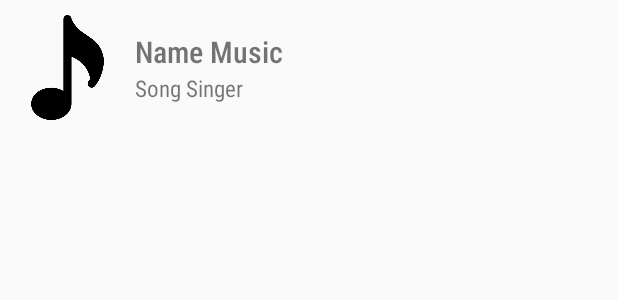
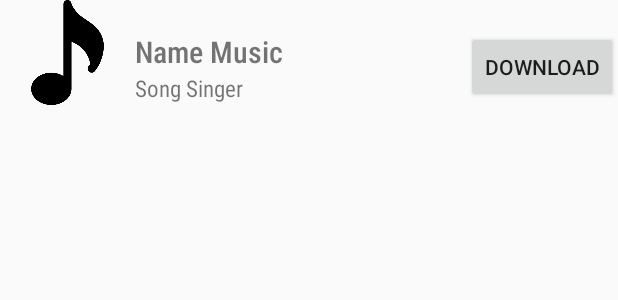
Before and after one commit to quangnammu/MusicApp, an Android app: the layout song_list_item.xml on its own in the app's theme, with its tools: preview values and no code run, on a phone screen of 412 x 824 dp. Shown: the top 300 px of the screen. Run offline under Robolectric (Android 15) with nearby library versions, the phone set to English and light mode, and no system bars.

Commit message:
download

```diff
--- a/app/src/main/res/layout/song_list_item.xml
+++ b/app/src/main/res/layout/song_list_item.xml
@@ -1,38 +1,49 @@
 <?xml version="1.0" encoding="utf-8"?>
-<LinearLayout xmlns:android="http://schemas.android.com/apk/res/android"
+<RelativeLayout xmlns:android="http://schemas.android.com/apk/res/android"
     xmlns:app="http://schemas.android.com/apk/res-auto"
-    android:orientation="horizontal" android:layout_width="match_parent"
+    android:layout_width="match_parent"
     android:layout_height="90dp">
 
     <ImageView
+        android:id="@+id/song_image"
         android:layout_width="70dp"
         android:layout_height="70dp"
-        android:src="@drawable/ic_note_song"
         android:layout_gravity="center_vertical"
         android:layout_marginLeft="10dp"
         android:layout_marginRight="10dp"
-        android:id="@+id/song_image"/>
+        android:src="@drawable/ic_note_song" />
+
     <LinearLayout
         android:layout_width="wrap_content"
         android:layout_height="wrap_content"
-        android:layout_gravity="center_vertical"
+        android:layout_toRightOf="@id/song_image"
+        android:layout_centerVertical="true"
         android:orientation="vertical">
+
         <TextView
+            android:id="@+id/song_name"
             android:layout_width="wrap_content"
             android:layout_height="wrap_content"
+            android:fontFamily="sans-serif-condensed-light"
             android:text="Name Music"
             android:textSize="20sp"
-            android:textStyle="bold"
-            android:fontFamily="sans-serif-condensed-light"
-            android:id="@+id/song_name"
-            />
+            android:textStyle="bold" />
+
         <TextView
+            android:id="@+id/song_singer"
             android:layout_width="wrap_content"
             android:layout_height="wrap_content"
+            android:fontFamily="sans-serif-condensed"
             android:text="Song Singer"
-            android:textSize="15sp"
-            android:fontFamily="sans-serif-condensed"
-            android:id="@+id/song_singer"/>
+            android:textSize="15sp" />
     </LinearLayout>
 
-</LinearLayout>
+    <Button
+        android:id="@+id/download_button"
+        android:layout_width="wrap_content"
+        android:layout_height="wrap_content"
+        android:text="Download"
+        android:layout_alignParentRight="true"
+        android:layout_centerVertical="true" />
+
+</RelativeLayout>
```
Also changed, not shown: app/src/main/AndroidManifest.xml (+6 -2 lines), app/src/main/java/com/huynhquangnam/musicapp/Activity/ListSongActivity.java (+8 -0 lines), app/src/main/java/com/huynhquangnam/musicapp/Activity/PlayerActivity.java (+11 -0 lines), app/src/main/java/com/huynhquangnam/musicapp/Adapter/SongListAdapter.java (+58 -4 lines).
